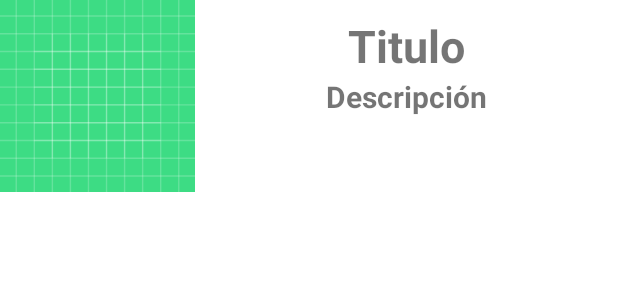
After one commit to Rafael-Guerrero-Moreira/ExamenGuerrero, an Android app: the layout ly_items_revistas.xml on its own in the app's theme, with its tools: preview values and no code run, on a phone screen of 412 x 824 dp. The commit adds this screen. Shown: the top 300 px of the screen. Run offline under Robolectric (Android 15) with nearby library versions, the phone set to English and light mode, and no system bars.

Commit message:
Layout para Listado de revistas

```diff
--- /dev/null
+++ b/app/src/main/res/layout/ly_items_revistas.xml
@@ -0,0 +1,39 @@
+<?xml version="1.0" encoding="utf-8"?>
+<LinearLayout
+    xmlns:android="http://schemas.android.com/apk/res/android" android:layout_width="match_parent"
+    android:layout_height="match_parent"
+    android:orientation="horizontal">
+    <ImageView
+        android:layout_width="130dp"
+        android:layout_height="128dp"
+        android:id="@+id/imgRevista"
+        android:scaleType="fitXY"
+        android:src="@drawable/ic_launcher_background"
+        />
+
+    <LinearLayout
+        android:layout_width="match_parent"
+        android:layout_height="129dp"
+        android:orientation="vertical"
+        android:padding="10dp">
+
+        <TextView
+            android:id="@+id/lblnamerevista"
+            android:layout_width="match_parent"
+            android:layout_height="wrap_content"
+            android:text="Titulo"
+            android:textAlignment="center"
+            android:textSize="30sp"
+            android:textStyle="bold" />
+
+        <TextView
+            android:id="@+id/lbldescription"
+            android:layout_width="match_parent"
+            android:layout_height="wrap_content"
+            android:text="Descripción"
+            android:textAlignment="center"
+            android:textSize="20dp"
+            android:textStyle="bold" />
+    </LinearLayout>
+
+</LinearLayout>
```
Also changed, not shown: app/src/main/res/layout/activity_main.xml (+10 -10 lines), app/src/main/res/layout/ly_header_revistas.xml (added, +16 -0 lines).
